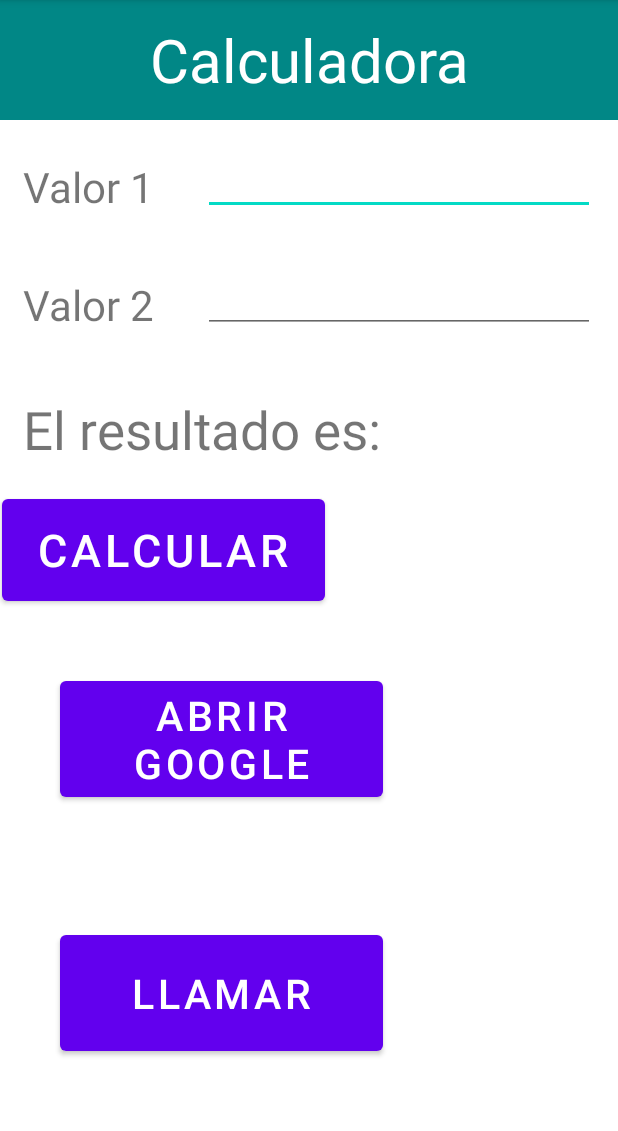
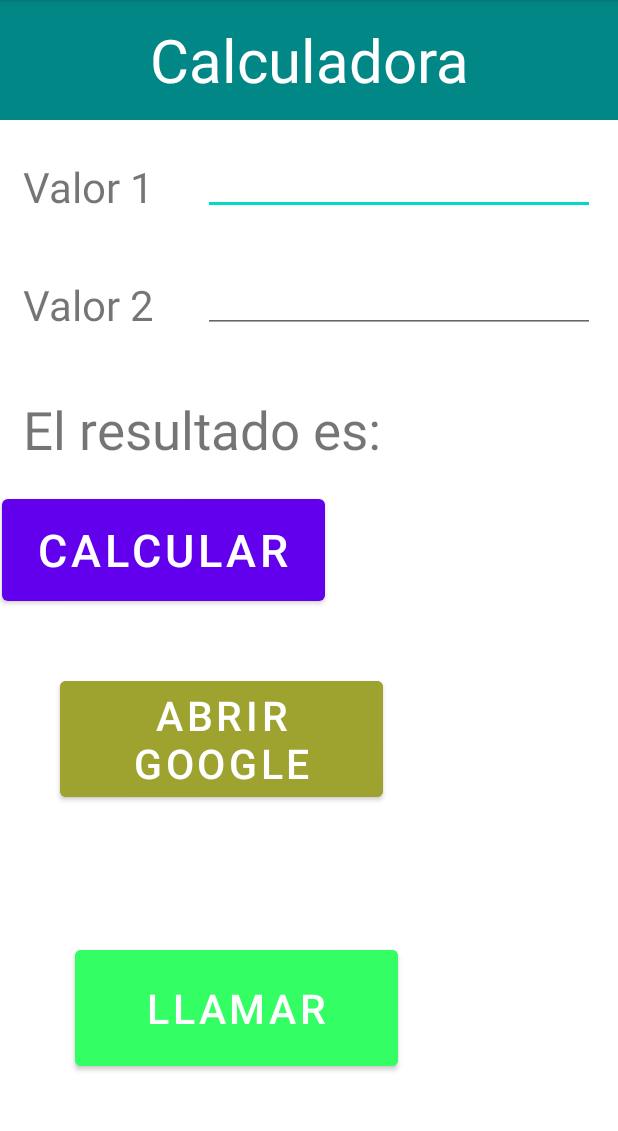
Before and after one commit to elvisrg/Pantalla2, an Android app: the screen it shows after launch (MainActivity), on a phone screen of 412 x 824 dp, the part 84-1215 px from its top. Run offline under Robolectric (Android 15) with nearby library versions, the phone set to English and light mode, and no system bars.

Commit message:
Colores de botones

```diff
--- a/app/src/main/res/layout/activity_main.xml
+++ b/app/src/main/res/layout/activity_main.xml
@@ -135,8 +135,10 @@
             android:layout_margin="40dp"
             android:text="@string/Google"
             android:textSize="27dp"
-            android:gravity="center">
+            android:gravity="center"
+            android:backgroundTint="#9EA330 "
             >
+
 
         </Button>
     </LinearLayout>
@@ -151,11 +153,12 @@
             android:id="@+id/id_llamada"
             android:layout_width="215dp"
             android:layout_height="89dp"
-            android:layout_margin="40dp"
+            android:layout_margin="50dp"
             android:text="@string/Telefono"
             android:textSize="27dp"
-            android:gravity="center">
-            >
+            android:gravity="center"
+            android:backgroundTint="#33FF64">
+
 
         </Button>
     </LinearLayout>
```
